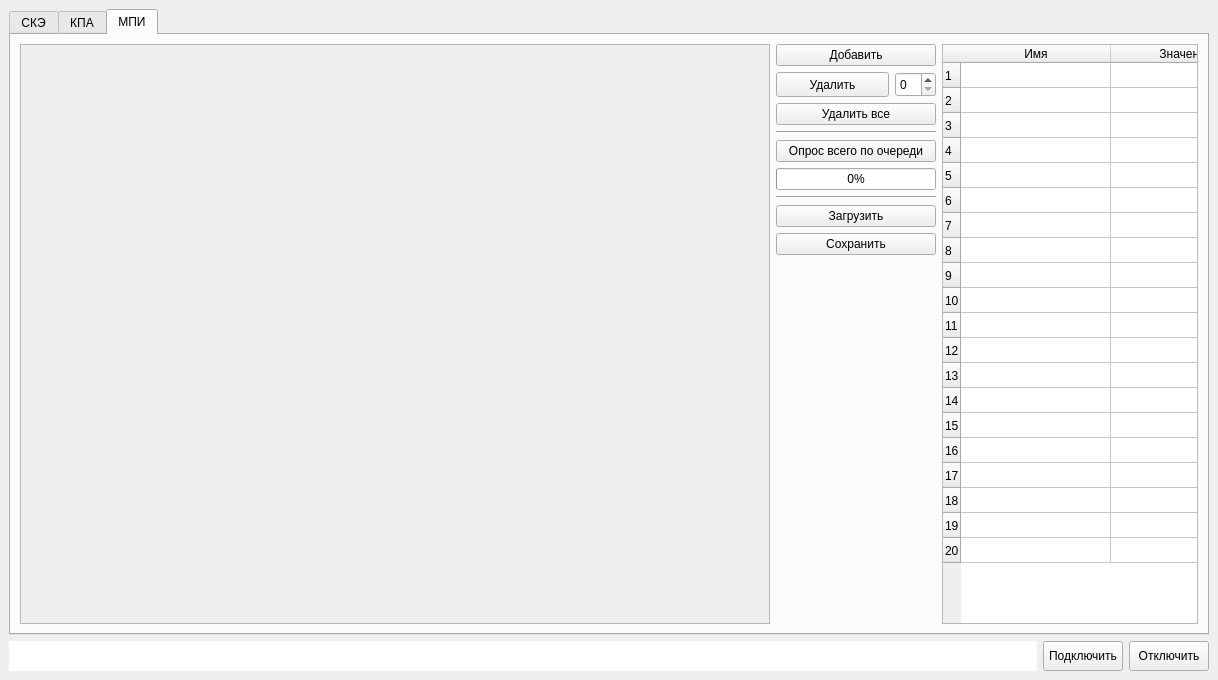
The window that main_win.ui (a-styuf/kpa_be_ske_lr) describes before a commit, drawn with Qt 5.
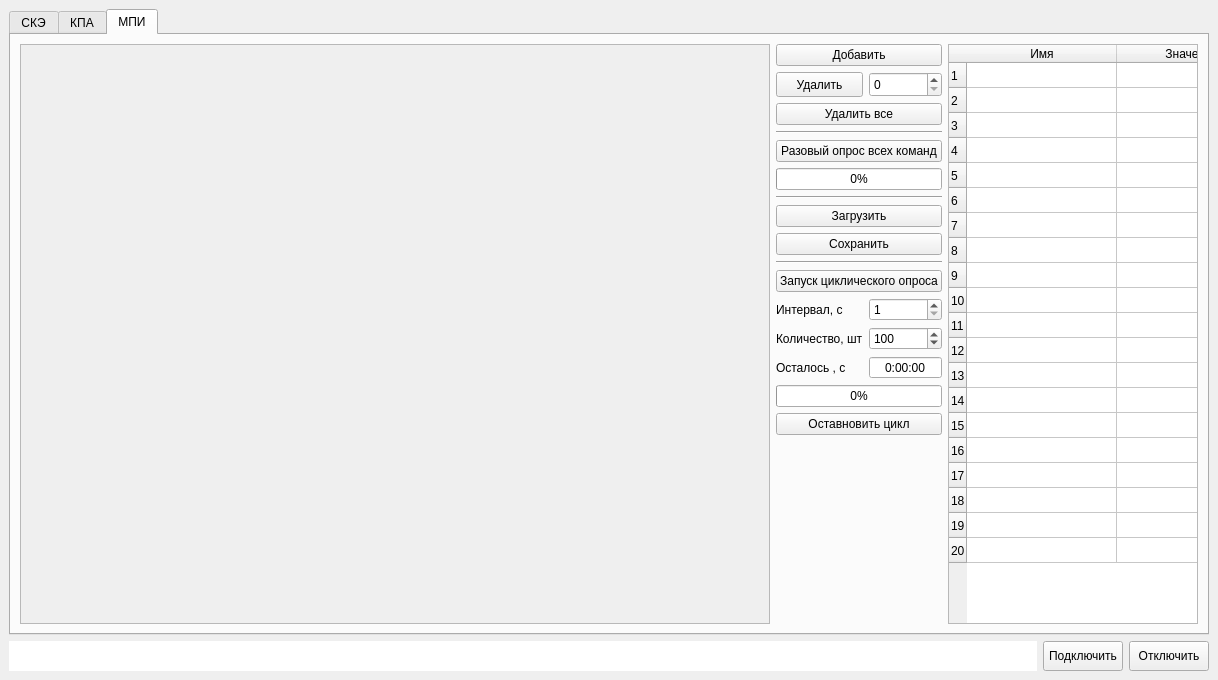
The same window after the commit. The open tabs and pages were chosen to show the change.

Commit message: -Добавлен циклический опрос на вкладке МПИ.

```diff
--- a/main_win.ui
+++ b/main_win.ui
@@ -30,7 +30,7 @@
        </size>
       </property>
       <property name="currentIndex">
-       <number>0</number>
+       <number>2</number>
       </property>
       <widget class="QWidget" name="SKETab">
        <attribute name="title">
@@ -1869,6 +1869,39 @@
           </item>
           <item>
            <layout class="QGridLayout" name="gridLayout_6">
+            <item row="14" column="1">
+             <widget class="QSpinBox" name="cycleNumSBox">
+              <property name="minimum">
+               <number>1</number>
+              </property>
+              <property name="maximum">
+               <number>10000</number>
+              </property>
+              <property name="value">
+               <number>100</number>
+              </property>
+             </widget>
+            </item>
+            <item row="13" column="1">
+             <widget class="QSpinBox" name="cycleIntervalSBox">
+              <property name="minimum">
+               <number>1</number>
+              </property>
+              <property name="maximum">
+               <number>600</number>
+              </property>
+              <property name="value">
+               <number>1</number>
+              </property>
+             </widget>
+            </item>
+            <item row="16" column="0" colspan="2">
+             <widget class="QProgressBar" name="cyclePBar">
+              <property name="value">
+               <number>0</number>
+              </property>
+             </widget>
+            </item>
             <item row="7" column="0" colspan="2">
              <widget class="QPushButton" name="LoadCfgPButt">
               <property name="sizePolicy">
@@ -1891,7 +1924,7 @@
             <item row="1" column="1">
              <widget class="QSpinBox" name="DltUnitNumSBox">
               <property name="sizePolicy">
-               <sizepolicy hsizetype="Fixed" vsizetype="Fixed">
+               <sizepolicy hsizetype="Expanding" vsizetype="Fixed">
                 <horstretch>0</horstretch>
                 <verstretch>0</verstretch>
                </sizepolicy>
@@ -1917,44 +1950,6 @@
               </property>
              </widget>
             </item>
-            <item row="1" column="0">
-             <widget class="QPushButton" name="DltUnitPButt">
-              <property name="sizePolicy">
-               <sizepolicy hsizetype="Expanding" vsizetype="Fixed">
-                <horstretch>0</horstretch>
-                <verstretch>0</verstretch>
-               </sizepolicy>
-              </property>
-              <property name="minimumSize">
-               <size>
-                <width>60</width>
-                <height>25</height>
-               </size>
-              </property>
-              <property name="text">
-               <string>Удалить</string>
-              </property>
-             </widget>
-            </item>
-            <item row="2" column="0" colspan="2">
-             <widget class="QPushButton" name="DltAllUnitsPButt">
-              <property name="sizePolicy">
-               <sizepolicy hsizetype="Expanding" vsizetype="Fixed">
-                <horstretch>0</horstretch>
-                <verstretch>0</verstretch>
-               </sizepolicy>
-              </property>
-              <property name="minimumSize">
-               <size>
-                <width>130</width>
-                <height>0</height>
-               </size>
-              </property>
-              <property name="text">
-               <string>Удалить все</string>
-              </property>
-             </widget>
-            </item>
             <item row="8" column="0" colspan="2">
              <widget class="QPushButton" name="SaveCfgPButt">
               <property name="sizePolicy">
@@ -1974,19 +1969,6 @@
               </property>
              </widget>
             </item>
-            <item row="9" column="0" colspan="2">
-             <spacer name="verticalSpacer">
-              <property name="orientation">
-               <enum>Qt::Vertical</enum>
-              </property>
-              <property name="sizeHint" stdset="0">
-               <size>
-                <width>20</width>
-                <height>40</height>
-               </size>
-              </property>
-             </spacer>
-            </item>
             <item row="0" column="0" colspan="2">
              <widget class="QPushButton" name="AddUnitPButt">
               <property name="sizePolicy">
@@ -2006,6 +1988,38 @@
               </property>
              </widget>
             </item>
+            <item row="2" column="0" colspan="2">
+             <widget class="QPushButton" name="DltAllUnitsPButt">
+              <property name="sizePolicy">
+               <sizepolicy hsizetype="Expanding" vsizetype="Fixed">
+                <horstretch>0</horstretch>
+                <verstretch>0</verstretch>
+               </sizepolicy>
+              </property>
+              <property name="minimumSize">
+               <size>
+                <width>130</width>
+                <height>0</height>
+               </size>
+              </property>
+              <property name="text">
+               <string>Удалить все</string>
+              </property>
+             </widget>
+            </item>
+            <item row="18" column="0" colspan="2">
+             <spacer name="verticalSpacer">
+              <property name="orientation">
+               <enum>Qt::Vertical</enum>
+              </property>
+              <property name="sizeHint" stdset="0">
+               <size>
+                <width>20</width>
+                <height>40</height>
+               </size>
+              </property>
+             </spacer>
+            </item>
             <item row="5" column="0" colspan="2">
              <widget class="QProgressBar" name="mkoPollingPBar">
               <property name="value">
@@ -2013,17 +2027,91 @@
               </property>
              </widget>
             </item>
-            <item row="6" column="0" colspan="2">
-             <widget class="Line" name="line_5">
-              <property name="orientation">
-               <enum>Qt::Horizontal</enum>
+            <item row="1" column="0">
+             <widget class="QPushButton" name="DltUnitPButt">
+              <property name="sizePolicy">
+               <sizepolicy hsizetype="Expanding" vsizetype="Fixed">
+                <horstretch>0</horstretch>
+                <verstretch>0</verstretch>
+               </sizepolicy>
+              </property>
+              <property name="minimumSize">
+               <size>
+                <width>60</width>
+                <height>25</height>
+               </size>
+              </property>
+              <property name="text">
+               <string>Удалить</string>
               </property>
              </widget>
             </item>
             <item row="4" column="0" colspan="2">
              <widget class="QPushButton" name="mkoPollingPButt">
               <property name="text">
-               <string>Опрос всего по очереди</string>
+               <string>Разовый опрос всех команд</string>
+              </property>
+             </widget>
+            </item>
+            <item row="6" column="0" colspan="2">
+             <widget class="Line" name="line_5">
+              <property name="orientation">
+               <enum>Qt::Horizontal</enum>
+              </property>
+             </widget>
+            </item>
+            <item row="11" column="0" colspan="2">
+             <widget class="QPushButton" name="cycleStartPButt">
+              <property name="text">
+               <string>Запуск циклического опроса</string>
+              </property>
+             </widget>
+            </item>
+            <item row="9" column="0" colspan="2">
+             <widget class="Line" name="line_6">
+              <property name="orientation">
+               <enum>Qt::Horizontal</enum>
+              </property>
+             </widget>
+            </item>
+            <item row="17" column="0" colspan="2">
+             <widget class="QPushButton" name="cycleStopPButt">
+              <property name="text">
+               <string>Оставновить цикл</string>
+              </property>
+             </widget>
+            </item>
+            <item row="14" column="0">
+             <widget class="QLabel" name="cycleNumLabel">
+              <property name="text">
+               <string>Количество, шт</string>
+              </property>
+             </widget>
+            </item>
+            <item row="13" column="0">
+             <widget class="QLabel" name="cycleIntervalLabel">
+              <property name="text">
+               <string>Интервал, с</string>
+              </property>
+             </widget>
+            </item>
+            <item row="15" column="0">
+             <widget class="QLabel" name="cycleFullTimeLabel">
+              <property name="text">
+               <string>Осталось , c</string>
+              </property>
+             </widget>
+            </item>
+            <item row="15" column="1">
+             <widget class="QTimeEdit" name="cycleElapsedTimeTEdit">
+              <property name="alignment">
+               <set>Qt::AlignCenter</set>
+              </property>
+              <property name="buttonSymbols">
+               <enum>QAbstractSpinBox::NoButtons</enum>
+              </property>
+              <property name="displayFormat">
+               <string>H:mm:ss</string>
               </property>
              </widget>
             </item>
```
The commit also changes 7 other files.
